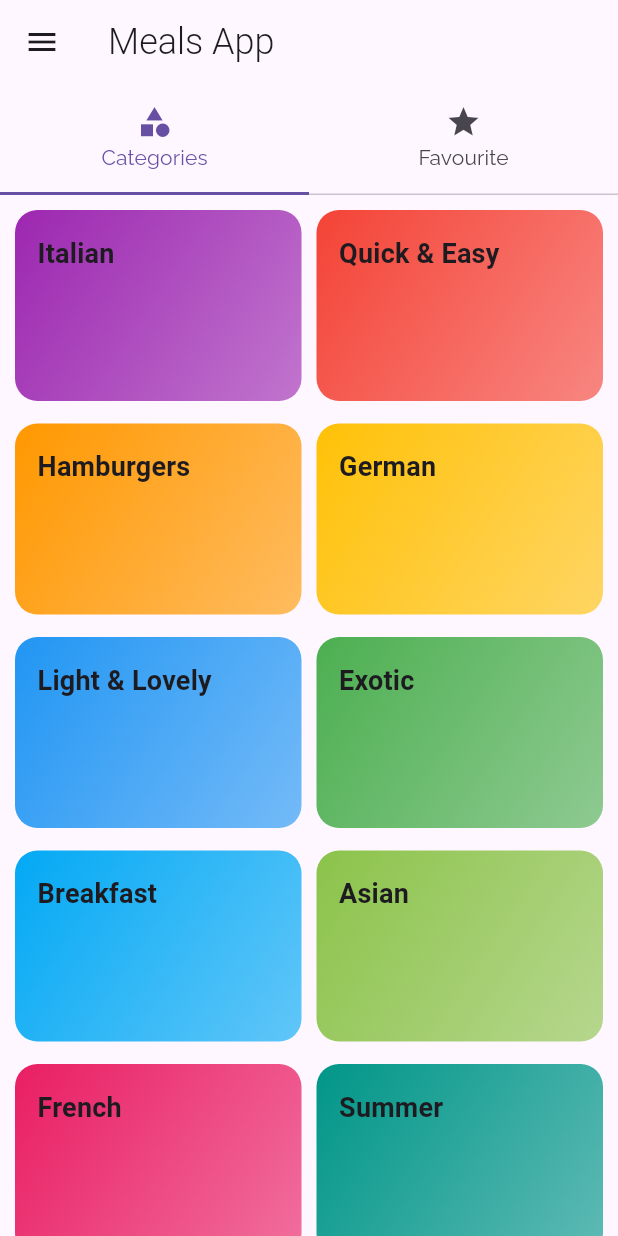
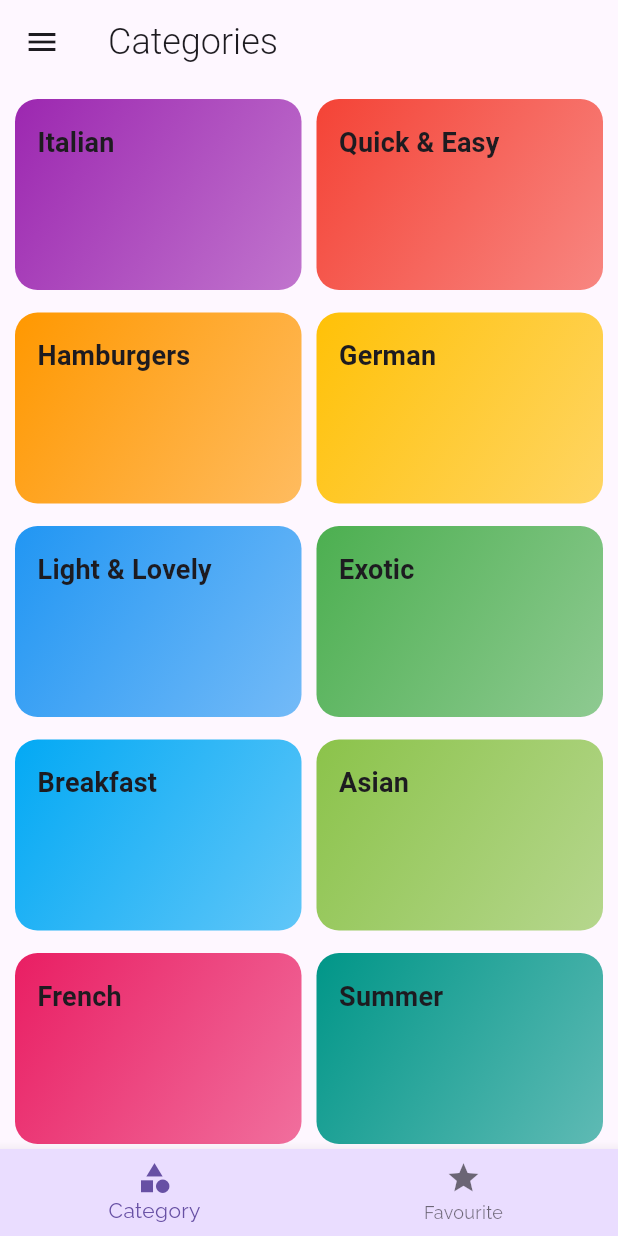
Before and after one commit to VISHALCHAND007/Meals-app, a Flutter app: the screen it shows after launch, on a phone screen of 412 x 824 dp. Run offline on Flutter 3.47's test engine with Material 3 defaults, Android fonts, the phone set to English and light mode, and no system bars.

Commit message:
Learned how we can create the bottom navigation bar and implemented it.:

```diff
--- a/lib/main.dart
+++ b/lib/main.dart
@@ -52,7 +52,7 @@ class _MyMealsAppState extends State<_MyMealsApp> {
         );
       },
       onUnknownRoute: (settings) {
-        // called in secenario if the routes and on Generate is not registered or flutter is not able
+        // called in scenario if the routes and on Generate is not registered or flutter is not able
         // to create the page we want
 
         return MaterialPageRoute(
--- a/lib/screens/tab_screen.dart
+++ b/lib/screens/tab_screen.dart
@@ -1,7 +1,37 @@
 import 'package:flutter/material.dart';
-import 'package:meals_app/screens/category_screen.dart';
-import 'package:meals_app/screens/favourite_screen.dart';
+import '../screens/category_screen.dart';
+import '../screens/favourite_screen.dart';
 
+// class TabScreen extends StatefulWidget {
+//   const TabScreen({super.key});
+//
+//   @override
+//   State<TabScreen> createState() => _TabScreenState();
+// }
+//
+// class _TabScreenState extends State<TabScreen> {
+//   @override
+//   Widget build(BuildContext context) {
+//     return DefaultTabController(
+//       length: 2,
+//       // initialIndex: 0,
+//       child: Scaffold(
+//         appBar: AppBar(
+//           title: const Text("Meals App"),
+//           leading: const Icon(Icons.menu),
+//           bottom: TabBar(
+//             indicatorSize: TabBarIndicatorSize.tab,
+//             tabs: [
+//               Tab(icon: Icon(Icons.category), text: "Categories"),
+//               Tab(icon: Icon(Icons.star), text: "Favourite"),
+//             ],
+//           ),
+//         ),
+//         body: TabBarView(children: [CategoryScreen(), FavouriteScreen()]),
+//       ),
+//     );
+//   }
+// }
 class TabScreen extends StatefulWidget {
   const TabScreen({super.key});
 
@@ -10,24 +40,34 @@ class TabScreen extends StatefulWidget {
 }
 
 class _TabScreenState extends State<TabScreen> {
+  final List<Map<String, Object>> _pages = [
+    {"page": CategoryScreen(), "title": "Categories"},
+    {"page": FavouriteScreen(), "title": "Favourites"},
+  ];
+  int selectedTabInd = 0;
+
   @override
   Widget build(BuildContext context) {
-    return DefaultTabController(
-      length: 2,
-      // initialIndex: 0,
-      child: Scaffold(
-        appBar: AppBar(
-          title: const Text("Meals App"),
-          leading: const Icon(Icons.menu),
-          bottom: TabBar(
-            indicatorSize: TabBarIndicatorSize.tab,
-            tabs: [
-              Tab(icon: Icon(Icons.category), text: "Categories"),
-              Tab(icon: Icon(Icons.star), text: "Favourite"),
-            ],
+    void onTabSelected(int index) {
+      setState(() {
+        selectedTabInd = index;
+      });
+    }
+
+    return Scaffold(
+      appBar: AppBar(title: Text(_pages[selectedTabInd]["title"] as String), leading: Icon(Icons.menu)),
+      body: _pages[selectedTabInd]["page"] as Widget,
+      bottomNavigationBar: BottomNavigationBar(
+        backgroundColor: Theme.of(context).colorScheme.primaryContainer,
+        items: [
+          BottomNavigationBarItem(
+            icon: Icon(Icons.category),
+            label: "Category",
           ),
-        ),
-        body: TabBarView(children: [CategoryScreen(), FavouriteScreen()]),
+          BottomNavigationBarItem(icon: Icon(Icons.star), label: "Favourite"),
+        ],
+        currentIndex: selectedTabInd,
+        onTap: onTabSelected,
       ),
     );
   }
```
